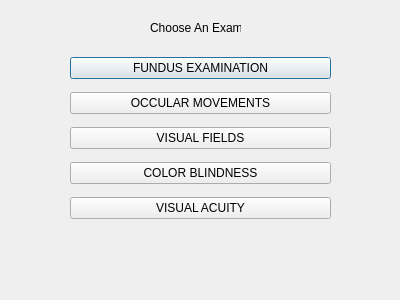
jdsalguer/senior_project, file Qt_Creator/projectPHOE/exammenu.ui: the form before one commit.
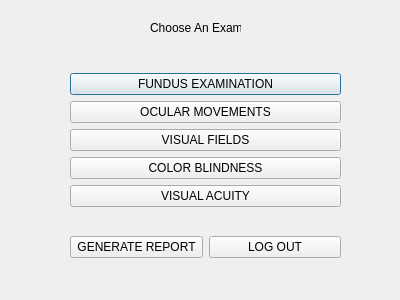
The form after the commit.

What changed in the file:
```diff
--- a/Qt_Creator/projectPHOE/exammenu.ui
+++ b/Qt_Creator/projectPHOE/exammenu.ui
@@ -31,10 +31,12 @@
     <rect>
      <x>70</x>
      <y>50</y>
-     <width>261</width>
-     <height>181</height>
+     <width>271</width>
+     <height>231</height>
     </rect>
    </property>
+   <layout class="QVBoxLayout" name="verticalLayout_2">
+    <item>
    <layout class="QVBoxLayout" name="verticalLayout">
     <item>
      <widget class="QPushButton" name="pushButton">
@@ -46,7 +48,7 @@
     <item>
      <widget class="QPushButton" name="pushButton_2">
       <property name="text">
-       <string>OCCULAR MOVEMENTS</string>
+         <string>OCULAR MOVEMENTS</string>
       </property>
      </widget>
     </item>
@@ -70,6 +72,26 @@
        <string>VISUAL ACUITY</string>
       </property>
      </widget>
+      </item>
+     </layout>
+    </item>
+    <item>
+     <layout class="QHBoxLayout" name="horizontalLayout">
+      <item>
+       <widget class="QPushButton" name="genreportButton">
+        <property name="text">
+         <string>GENERATE REPORT</string>
+        </property>
+       </widget>
+      </item>
+      <item>
+       <widget class="QPushButton" name="menulogoutButton">
+        <property name="text">
+         <string>LOG OUT</string>
+        </property>
+       </widget>
+      </item>
+     </layout>
     </item>
    </layout>
   </widget>
```
Left out of the diff: 10 changed lines with no effect on the pictures. Lines whose indentation alone changed are shown as unchanged.
